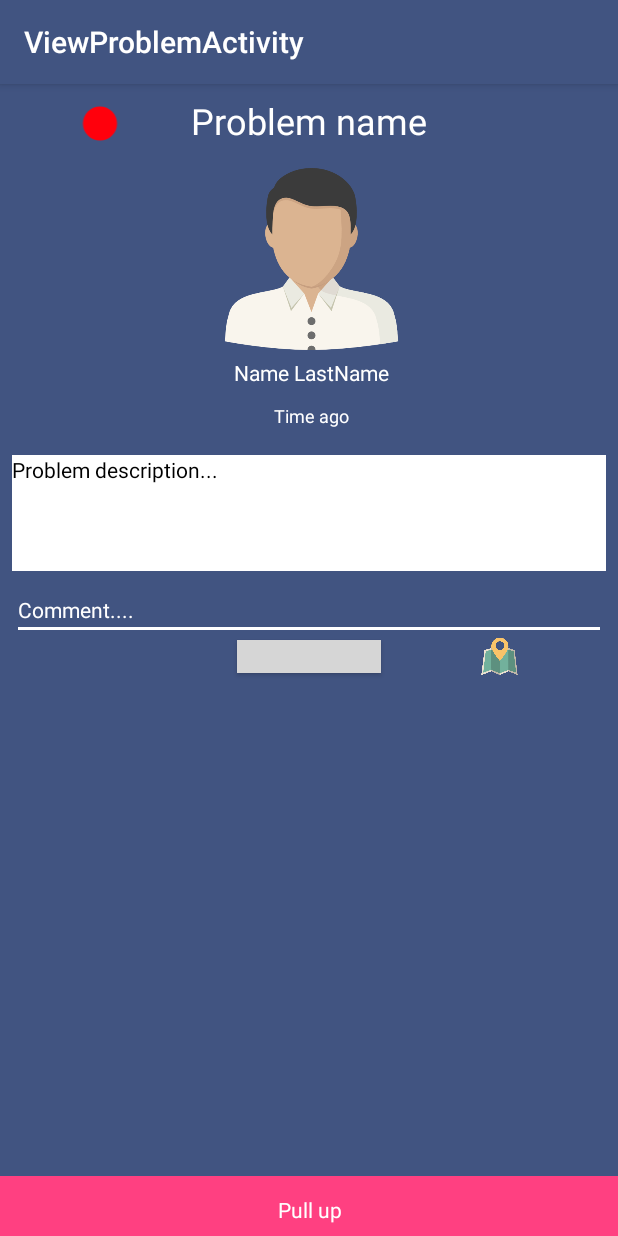
After one commit to nemanja95neki/TrafficProblems, an Android app: the ViewProblemActivity screen opened directly, with no data from a screen before it, on a phone screen of 412 x 824 dp. The commit adds this screen. Run offline under Robolectric (Android 15) with nearby library versions, the phone set to English and light mode, and no system bars; our stand-ins replace Firebase (no records; nobody signed in at launch, a user with empty details on screens opened directly), Picasso; 4 statements that could not run were skipped; grey boxes are pictures that could not be loaded.

Commit message:
ViewProblem

```diff
--- a/app/build.gradle
+++ b/app/build.gradle
@@ -21,6 +21,7 @@ android {
 
 dependencies {
     implementation fileTree(dir: 'libs', include: ['*.jar'])
+    //noinspection GradleCompatible
     implementation 'com.android.support:appcompat-v7:27.1.1'
     implementation 'com.android.support.constraint:constraint-layout:1.1.0'
     implementation 'com.android.support:design:27.1.1'
@@ -31,6 +32,7 @@ dependencies {
     implementation 'com.google.android.gms:play-services-maps:15.0.1'
     implementation 'com.squareup.picasso:picasso:2.71828'
     implementation 'com.github.bumptech.glide:glide:4.7.1'
+    implementation 'com.android.support:recyclerview-v7:27.1.1'
     annotationProcessor 'com.github.bumptech.glide:compiler:4.7.1'
     testImplementation 'junit:junit:4.12'
     androidTestImplementation 'com.android.support.test:runner:1.0.2'
--- a/app/src/main/AndroidManifest.xml
+++ b/app/src/main/AndroidManifest.xml
@@ -74,7 +74,7 @@
             android:name=".EditProfile"
             android:label="@string/title_activity_edit_profile"
             android:parentActivityName=".Profile"
-            android:theme="@style/AppTheme.NoActionBar"></activity>
+            android:theme="@style/AppTheme.NoActionBar" />
 
         <meta-data
             android:name="android.support.PARENT_ACTIVITY"
@@ -111,6 +111,10 @@
                 android:name="android.support.PARENT_ACTIVITY"
                 android:value="com.elfak.nv.trafficproblems.AddProblemActivity" />
         </activity>
+        <activity
+            android:name=".ViewProblemActivity"
+            android:label="@string/title_activity_view_problem"
+            android:theme="@style/Theme.AppCompat.Light.NoActionBar"></activity>
     </application>
 
 </manifest>
--- a/app/src/main/java/com/elfak/nv/trafficproblems/Problem.java
+++ b/app/src/main/java/com/elfak/nv/trafficproblems/Problem.java
@@ -12,6 +12,7 @@ public class Problem {
     public String latitude;
     public Integer priority;
     public String userId;
+    public Long time;
     @Exclude
     public String key;
 
@@ -26,5 +27,6 @@ public class Problem {
         this.latitude=latitude;
         this.userId=userId;
         this.priority=priority;
+        time= System.currentTimeMillis();
     }
 }
--- /dev/null
+++ b/app/src/main/java/com/elfak/nv/trafficproblems/ViewProblemActivity.java
@@ -0,0 +1,250 @@
+package com.elfak.nv.trafficproblems;
+
+import android.graphics.Bitmap;
+import android.graphics.BitmapFactory;
+import android.graphics.Matrix;
+import android.media.ExifInterface;
+import android.net.Uri;
+import android.os.Bundle;
+import android.support.annotation.NonNull;
+import android.support.annotation.Nullable;
+import android.support.design.widget.FloatingActionButton;
+import android.support.design.widget.Snackbar;
+import android.support.v4.widget.DrawerLayout;
+import android.support.v7.app.ActionBarDrawerToggle;
+import android.support.v7.app.AppCompatActivity;
+import android.support.v7.widget.DefaultItemAnimator;
+import android.support.v7.widget.LinearLayoutManager;
+import android.support.v7.widget.RecyclerView;
+import android.support.v7.widget.Toolbar;
+import android.text.format.DateUtils;
+import android.view.View;
+import android.widget.ImageView;
+import android.widget.TextView;
+
+import com.google.android.gms.tasks.OnFailureListener;
+import com.google.android.gms.tasks.OnSuccessListener;
+import com.google.firebase.database.ChildEventListener;
+import com.google.firebase.database.DataSnapshot;
+import com.google.firebase.database.DatabaseError;
+import com.google.firebase.database.DatabaseReference;
+import com.google.firebase.database.FirebaseDatabase;
+import com.google.firebase.database.ValueEventListener;
+import com.google.firebase.storage.FileDownloadTask;
+import com.google.firebase.storage.FirebaseStorage;
+import com.google.firebase.storage.StorageReference;
+import com.squareup.picasso.Picasso;
+
+import java.io.File;
+import java.io.IOException;
+import java.sql.Timestamp;
+import java.util.ArrayList;
+import java.util.List;
+
+public class ViewProblemActivity extends AppCompatActivity {
+
+
+    private List<Comment> commentList = new ArrayList<>();
+    private RecyclerView recyclerView;
+    private CommentsAdapter mAdapter;
+    FirebaseDatabase database;
+    DatabaseReference ref;
+    StorageReference mStorageRef;
+
+
+    Problem loadedProblem;
+    User logedUser;
+    User usersProblem;
+
+    TextView txtDescription,txtProblemName,txtUserName, txtComment,txtTime;
+    ImageView imageProblem,imagePriority;
+
+    @Override
+    protected void onCreate(Bundle savedInstanceState) {
+        super.onCreate(savedInstanceState);
+        setContentView(R.layout.activity_view_problem);
+        Toolbar toolbar = (Toolbar) findViewById(R.id.toolbar);
+        txtProblemName=findViewById(R.id.textView3);
+        txtDescription= findViewById(R.id.textDesc2);
+        txtUserName = findViewById(R.id.textView4);
+        imageProblem=findViewById(R.id.imageView3);
+        imagePriority=findViewById(R.id.imageView2);
+        txtComment=findViewById(R.id.editText2);
+        txtTime = findViewById(R.id.textView5);
+
+        final UserLocalStore userLogged = new UserLocalStore(this);
+        logedUser= userLogged.getLoggedInUser();
+
+        setSupportActionBar(toolbar);
+        ref = FirebaseDatabase.getInstance().getReference();
+        mStorageRef = FirebaseStorage.getInstance().getReference();
+
+
+
+        //prosledjen kljuc problema
+        ref.child("problems").child("-LG_CExmSitIQyTCbByZ").addListenerForSingleValueEvent(new ValueEventListener() {
+            @Override
+            public void onDataChange(@NonNull DataSnapshot dataSnapshot) {
+                String loadedProblemKey =dataSnapshot.getKey();
+                loadedProblem = dataSnapshot.getValue(Problem.class);
+                loadedProblem.key=loadedProblemKey;
+                try {
+                    showData();
+                } catch (IOException e) {
+                    e.printStackTrace();
+                }
+            }
+
+            @Override
+            public void onCancelled(@NonNull DatabaseError databaseError) {
+
+            }
+        });
+
+
+        recyclerView = findViewById(R.id.recycler_view);
+
+        mAdapter = new CommentsAdapter(commentList);
+        RecyclerView.LayoutManager mLayoutManager = new LinearLayoutManager(getApplicationContext());
+        recyclerView.setLayoutManager(mLayoutManager);
+        recyclerView.setItemAnimator(new DefaultItemAnimator());
+        recyclerView.setAdapter(mAdapter);
+
+
+        findViewById(R.id.sendBtn).setOnClickListener(new View.OnClickListener() {
+            @Override
+            public void onClick(View v) {
+
+                String commentText=  txtComment.getText().toString();
+
+                if(commentText==null && commentText.isEmpty())
+                    return;
+                String key= ref.push().getKey();
+                Comment newComment = new Comment(commentText,logedUser.key);
+                ref.child("comments").child(loadedProblem.key).child(key).setValue(newComment);
+                newComment.key=key;
+                //commentList.add(newComment);
+
+                //DateUtils.getRelativeTimeSpanString(your_time_in_milliseconds, current_ time_in_millisecinds,DateUtils.MINUTE_IN_MILLIS);
+            }
+        });
+
+        //prepareViewData();
+    }
+
+    private void showData() throws IOException {
+        txtProblemName.setText(loadedProblem.problemName);
+        txtDescription.setText(loadedProblem.problemDescription);
+        switch (loadedProblem.priority){
+            case 1:
+                imagePriority.setImageResource(R.drawable.ic_priority_5);
+            case 2:
+                imagePriority.setImageResource(R.drawable.ic_priority_4);
+            case 3:
+                imagePriority.setImageResource(R.drawable.ic_priority_3);
+            case 4:
+                imagePriority.setImageResource(R.drawable.ic_priority_2);
+            case 5:
+                imagePriority.setImageResource(R.drawable.ic_priority_1);
+        }
+
+        setImage();
+        /*Long currentTime = System.currentTimeMillis();
+        txtTime.setText(DateUtils.getRelativeTimeSpanString(loadedProblem.time, currentTime,
+                DateUtils.SECOND_IN_MILLIS,
+                DateUtils.FORMAT_NO_NOON));*/
+
+        ref.child("users").child(loadedProblem.userId).addListenerForSingleValueEvent(new ValueEventListener() {
+            @Override
+            public void onDataChange(@NonNull DataSnapshot dataSnapshot) {
+                String loadedUserKey =dataSnapshot.getKey();
+                usersProblem = dataSnapshot.getValue(User.class);
+                usersProblem.key=loadedUserKey;
+                txtUserName.setText(usersProblem.first_name+" "+usersProblem.last_name);
+            }
+
+            @Override
+            public void onCancelled(@NonNull DatabaseError databaseError) {
+
+            }
+        });
+
+
+        ref.child("comments").child(loadedProblem.key).addChildEventListener(new ChildEventListener() {
+            @Override
+            public void onChildAdded(@NonNull DataSnapshot dataSnapshot, @Nullable String s) {
+                Comment comment = dataSnapshot.getValue(Comment.class);
+                commentList.add(comment);
+            }
+
+            @Override
+            public void onChildChanged(@NonNull DataSnapshot dataSnapshot, @Nullable String s) {
+
+            }
+
+            @Override
+            public void onChildRemoved(@NonNull DataSnapshot dataSnapshot) {
+
+            }
+
+            @Override
+            public void onChildMoved(@NonNull DataSnapshot dataSnapshot, @Nullable String s) {
+
+            }
+
+            @Override
+            public void onCancelled(@NonNull DatabaseError databaseError) {
+
+            }
+        });
+    }
+
+
+
+    private void prepareViewData()
+    {
+        Comment c1=new Comment("wewe","ewew" );
+        commentList.add(c1);
+
+    }
+
+    private void setImage() throws IOException {
+        final File localFile = File.createTempFile("images", "jpg");
+        final StorageReference problemImage = mStorageRef.child("Problems").child(loadedProblem.key);
+        problemImage.getFile(localFile)
+                .addOnSuccessListener(new OnSuccessListener<FileDownloadTask.TaskSnapshot>() {
+                    @Override
+                    public void onSuccess(FileDownloadTask.TaskSnapshot taskSnapshot) {
+                        String imageLocation = localFile.getAbsolutePath();
+                        //rotateImage(setReducedImageSize(imageLocation), imageLocation);
+                        imageProblem.setImageBitmap(setReducedImageSize(imageLocation));
+                    }
+                }).addOnFailureListener(new OnFailureListener() {
+            @Override
+            public void onFailure(@NonNull Exception exception) {
+                // Handle failed download
+                // Toast.makeText(getApplicationContext(),"Something went wrong, couldn't download profile picture",Toast.LENGTH_LONG).show();
+            }
+        });
+    }
+    private Bitmap setReducedImageSize(String fileLocation){
+        int targetImageViewWidth = imageProblem.getWidth();
+        int targetImageViewHeight = imageProblem.getHeight();
+
+        BitmapFactory.Options bmOptions = new BitmapFactory.Options();
+        bmOptions.inJustDecodeBounds = true;
+        BitmapFactory.decodeFile(fileLocation,bmOptions);
+        int cameraImageWidth = bmOptions.outWidth;
+        int cameraImageHeight = bmOptions.outHeight;
+
+        int scaleFactor = Math.min(cameraImageHeight/targetImageViewHeight,cameraImageWidth/targetImageViewWidth);
+
+        bmOptions.inSampleSize = scaleFactor;
+        bmOptions.inJustDecodeBounds = false;
+
+        return BitmapFactory.decodeFile(fileLocation, bmOptions);
+    }
+
+
+
+}
--- /dev/null
+++ b/app/src/main/res/layout/activity_view_problem.xml
@@ -0,0 +1,27 @@
+<?xml version="1.0" encoding="utf-8"?>
+<android.support.design.widget.CoordinatorLayout xmlns:android="http://schemas.android.com/apk/res/android"
+    xmlns:app="http://schemas.android.com/apk/res-auto"
+    xmlns:tools="http://schemas.android.com/tools"
+    android:layout_width="match_parent"
+    android:layout_height="match_parent"
+    tools:context=".ViewProblemActivity">
+
+
+    <android.support.design.widget.AppBarLayout
+        android:layout_width="match_parent"
+        android:layout_height="wrap_content"
+        android:theme="@style/AppBarOverlay">
+
+    <android.support.v7.widget.Toolbar
+        android:id="@+id/toolbar"
+        android:layout_width="match_parent"
+        android:layout_height="?attr/actionBarSize"
+        android:background="@color/colorPrimary"
+        app:popupTheme="@style/PopupOverlay"
+        />
+    </android.support.design.widget.AppBarLayout>
+    <include layout="@layout/content_view_problem" />
+
+    <include layout="@layout/bottom_sheets_comments" />
+
+</android.support.design.widget.CoordinatorLayout>
--- /dev/null
+++ b/app/src/main/res/layout/bottom_sheets_comments.xml
@@ -0,0 +1,36 @@
+<?xml version="1.0" encoding="utf-8"?>
+<android.support.constraint.ConstraintLayout xmlns:android="http://schemas.android.com/apk/res/android"
+    xmlns:app="http://schemas.android.com/apk/res-auto"
+    xmlns:tools="http://schemas.android.com/tools"
+    android:id="@+id/bottom_sheet"
+    android:layout_width="match_parent"
+    android:layout_height="300dp"
+    android:background="@color/sideMenu"
+    android:orientation="vertical"
+    app:behavior_hideable="true"
+    app:behavior_peekHeight="40dp"
+    app:layout_behavior="android.support.design.widget.BottomSheetBehavior"
+    tools:layout_editor_absoluteY="81dp">
+
+    <TextView
+        android:id="@+id/textView"
+        android:layout_width="420dp"
+        android:layout_height="45dp"
+        android:background="@color/colorAccent"
+        android:gravity="center"
+        android:text="Pull up"
+        android:textColor="@android:color/white"
+        app:layout_constraintEnd_toEndOf="parent"
+        app:layout_constraintHorizontal_bias="0.516"
+        app:layout_constraintStart_toStartOf="parent"
+        app:layout_constraintTop_toTopOf="parent" />
+
+    <android.support.v7.widget.RecyclerView
+        android:id="@+id/recycler_view"
+        android:layout_width="0dp"
+        android:layout_height="0dp"
+        app:layout_constraintBottom_toBottomOf="parent"
+        app:layout_constraintEnd_toEndOf="parent"
+        app:layout_constraintStart_toStartOf="parent"
+        app:layout_constraintTop_toBottomOf="@+id/textView" />
+</android.support.constraint.ConstraintLayout>
--- /dev/null
+++ b/app/src/main/res/layout/content_view_problem.xml
@@ -0,0 +1,164 @@
+<?xml version="1.0" encoding="utf-8"?>
+<android.support.constraint.ConstraintLayout xmlns:android="http://schemas.android.com/apk/res/android"
+    xmlns:app="http://schemas.android.com/apk/res-auto"
+    xmlns:tools="http://schemas.android.com/tools"
+    android:layout_width="match_parent"
+    android:layout_height="match_parent"
+    android:background="@color/colorPrimary"
+    app:layout_behavior="@string/appbar_scrolling_view_behavior"
+    tools:context=".ViewProblemActivity"
+    tools:layout_editor_absoluteY="81dp"
+    tools:showIn="@layout/activity_view_problem">
+
+    <EditText
+        android:id="@+id/textDesc2"
+        android:layout_width="0dp"
+        android:layout_height="77dp"
+        android:layout_marginEnd="8dp"
+        android:layout_marginLeft="8dp"
+        android:layout_marginRight="8dp"
+        android:layout_marginStart="8dp"
+        android:layout_marginTop="16dp"
+        android:background="@color/buttonColor"
+        android:ems="10"
+        android:enabled="false"
+        android:gravity="start"
+        android:hint="Problem description..."
+        android:inputType="textMultiLine"
+        android:lines="6"
+        android:textColor="@color/common_google_signin_btn_text_dark_focused"
+        android:textColorHint="@color/common_google_signin_btn_text_dark_focused"
+        android:textSize="14sp"
+        app:layout_constraintEnd_toEndOf="parent"
+        app:layout_constraintHorizontal_bias="0.0"
+        app:layout_constraintStart_toStartOf="parent"
+        app:layout_constraintTop_toBottomOf="@+id/textView5" />
+
+    <TextView
+        android:id="@+id/textView3"
+        android:layout_width="wrap_content"
+        android:layout_height="32dp"
+        android:layout_marginEnd="8dp"
+        android:layout_marginLeft="8dp"
+        android:layout_marginRight="8dp"
+        android:layout_marginStart="8dp"
+        android:layout_marginTop="8dp"
+        android:text="Problem name"
+        android:textColor="@color/buttonColor"
+        android:textSize="24sp"
+        app:layout_constraintEnd_toEndOf="parent"
+        app:layout_constraintStart_toStartOf="parent"
+        app:layout_constraintTop_toTopOf="parent" />
+
+    <ImageView
+        android:id="@+id/imageView2"
+        android:layout_width="0dp"
+        android:layout_height="27dp"
+        android:layout_marginEnd="26dp"
+        android:layout_marginLeft="32dp"
+        android:layout_marginRight="26dp"
+        android:layout_marginStart="32dp"
+        android:layout_marginTop="8dp"
+        app:layout_constraintBottom_toBottomOf="@+id/textView3"
+        app:layout_constraintEnd_toStartOf="@+id/textView3"
+        app:layout_constraintHorizontal_bias="0.0"
+        app:layout_constraintStart_toStartOf="parent"
+        app:layout_constraintTop_toTopOf="@+id/textView3"
+        app:layout_constraintVertical_bias="1.0"
+        app:srcCompat="@drawable/ic_priority_1" />
+
+    <ImageView
+        android:id="@+id/imageView3"
+        android:layout_width="267dp"
+        android:layout_height="121dp"
+        android:layout_marginEnd="8dp"
+        android:layout_marginLeft="8dp"
+        android:layout_marginRight="8dp"
+        android:layout_marginStart="8dp"
+        android:layout_marginTop="16dp"
+        app:layout_constraintEnd_toEndOf="@+id/textView3"
+        app:layout_constraintHorizontal_bias="0.492"
+        app:layout_constraintStart_toStartOf="@+id/textView3"
+        app:layout_constraintTop_toBottomOf="@+id/textView3"
+        app:srcCompat="@drawable/profile" />
+
+    <TextView
+        android:id="@+id/textView4"
+        android:layout_width="0dp"
+        android:layout_height="22dp"
+        android:layout_marginTop="4dp"
+        android:gravity="center"
+        android:text="Name LastName"
+        android:textColor="@color/buttonColor"
+        app:layout_constraintEnd_toEndOf="@+id/imageView3"
+        app:layout_constraintHorizontal_bias="0.6"
+        app:layout_constraintStart_toStartOf="@+id/imageView3"
+        app:layout_constraintTop_toBottomOf="@+id/imageView3" />
+
+    <TextView
+        android:id="@+id/textView5"
+        android:layout_width="0dp"
+        android:layout_height="20dp"
+        android:layout_marginEnd="8dp"
+        android:layout_marginLeft="8dp"
+        android:layout_marginRight="8dp"
+        android:layout_marginStart="8dp"
+        android:layout_marginTop="8dp"
+        android:gravity="center"
+        android:text="Time ago"
+        android:textColor="@color/buttonColor"
+        android:textSize="12sp"
+        app:layout_constraintEnd_toEndOf="@+id/textView4"
+        app:layout_constraintHorizontal_bias="0.575"
+        app:layout_constraintStart_toStartOf="@+id/textView4"
+        app:layout_constraintTop_toBottomOf="@+id/textView4" />
+
+    <ImageView
+        android:id="@+id/imageView11"
+        android:layout_width="70dp"
+        android:layout_height="26dp"
+        android:layout_marginEnd="8dp"
+        android:layout_marginLeft="8dp"
+        android:layout_marginRight="8dp"
+        android:layout_marginStart="8dp"
+        app:layout_constraintBottom_toBottomOf="@+id/sendBtn"
+        app:layout_constraintEnd_toEndOf="parent"
+        app:layout_constraintStart_toEndOf="@+id/sendBtn"
+        app:layout_constraintTop_toBottomOf="@+id/editText2"
+        app:srcCompat="@drawable/onmap" />
+
+    <EditText
+        android:id="@+id/editText2"
+        android:layout_width="0dp"
+        android:layout_height="38dp"
+        android:layout_marginEnd="8dp"
+        android:layout_marginLeft="8dp"
+        android:layout_marginRight="8dp"
+        android:layout_marginStart="8dp"
+        android:layout_marginTop="8dp"
+        android:backgroundTint="@color/buttonColor"
+        android:ems="10"
+        android:hint="Comment...."
+        android:inputType="textPersonName"
+        android:textColor="@color/buttonColor"
+        android:textColorHint="@color/buttonColor"
+        android:textSize="14sp"
+        app:layout_constraintEnd_toEndOf="parent"
+        app:layout_constraintStart_toStartOf="parent"
+        app:layout_constraintTop_toBottomOf="@+id/textDesc2" />
+
+    <Button
+        android:id="@+id/sendBtn"
+        android:layout_width="wrap_content"
+        android:layout_height="22dp"
+        android:layout_marginBottom="32dp"
+        android:background="@drawable/rounded_button"
+        android:text="Send"
+        app:layout_constraintBottom_toBottomOf="parent"
+        app:layout_constraintEnd_toEndOf="@+id/editText2"
+        app:layout_constraintStart_toStartOf="@+id/editText2"
+        app:layout_constraintTop_toBottomOf="@+id/editText2"
+        app:layout_constraintVertical_bias="0.0" />
+
+
+</android.support.constraint.ConstraintLayout>
--- a/app/src/main/res/values/strings.xml
+++ b/app/src/main/res/values/strings.xml
@@ -27,4 +27,5 @@
     <string name="title_activity_add_problem">AddProblemActivity</string>
     <string name="title_activity_main2">Main2Activity</string>
     <string name="title_activity_choose_location">Map</string>
+    <string name="title_activity_view_problem">ViewProblemActivity</string>
 </resources>
```
Also changed, not shown: app/src/main/java/com/elfak/nv/trafficproblems/Comment.java (added, +26 -0 lines), app/src/main/java/com/elfak/nv/trafficproblems/CommentsAdapter.java (added, +106 -0 lines), app/src/main/java/com/elfak/nv/trafficproblems/NavDrawerMain.java (+10 -0 lines), app/src/main/res/layout/comment_list_row.xml (added, +85 -0 lines), app/src/main/res/drawable/onmap.png (added).
